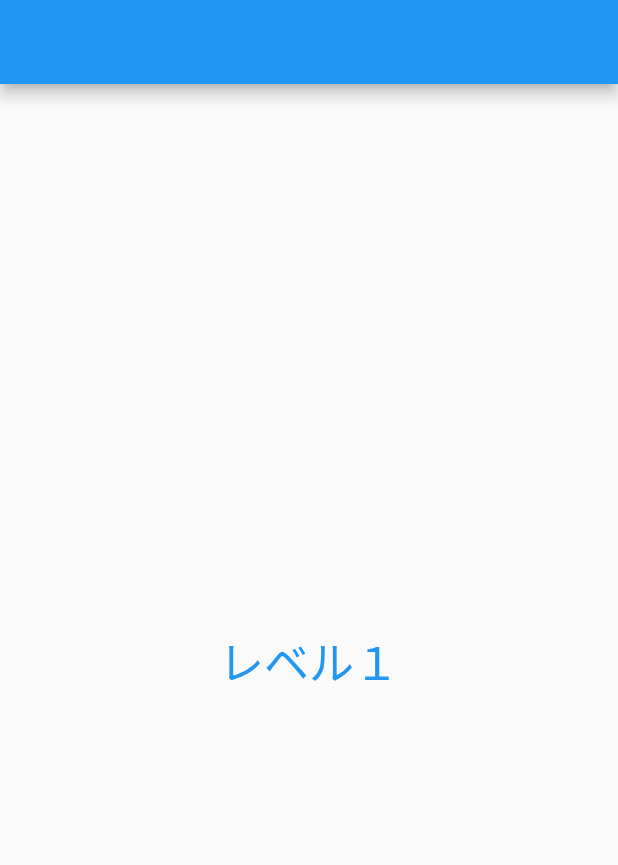
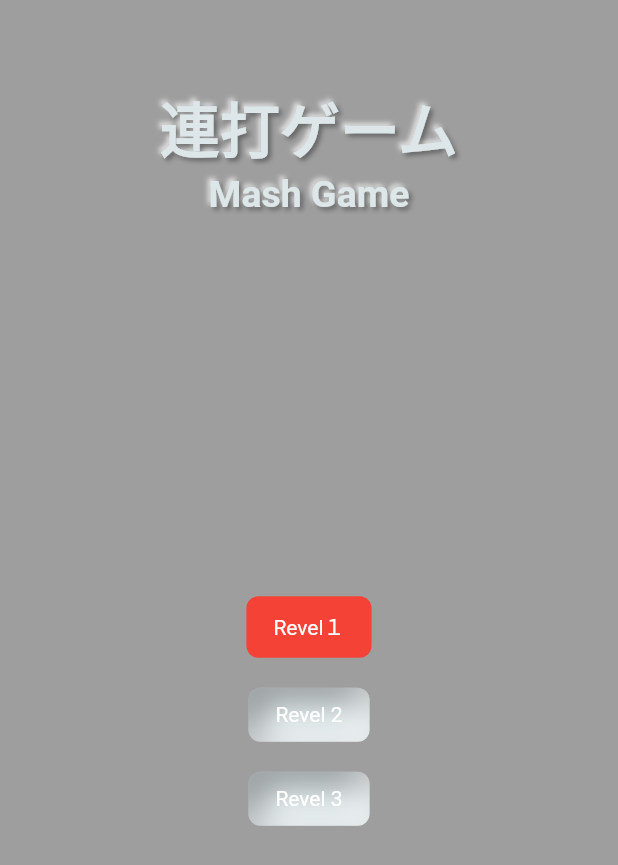
Before and after one commit to iseruuuuu/tap_game_app, a Flutter app: the screen it shows after launch, on a phone screen of 412 x 824 dp. Shown: the top 865 px of the screen. Run offline on Flutter 3.47's test engine with Material 2 defaults, Android fonts, the phone set to English and light mode, and no system bars; drawn by our look-alikes of flutter_neumorphic; our stand-ins replace get.

Commit message:
add: タイトル画面のUIを作成

```diff
--- a/lib/screen/home/home_screen.dart
+++ b/lib/screen/home/home_screen.dart
@@ -1,6 +1,7 @@
 import 'package:flutter/material.dart';
 import 'package:get/get.dart';
 import 'package:tap_game_app/screen/home/home_screen_controller.dart';
+import 'package:flutter_neumorphic/flutter_neumorphic.dart';
 
 class HomeScreen extends StatelessWidget {
   const HomeScreen({Key? key}) : super(key: key);
@@ -9,21 +10,70 @@ class HomeScreen extends StatelessWidget {
   Widget build(BuildContext context) {
     final controller = Get.put(HomeScreenController());
     return Scaffold(
-      appBar: AppBar(),
+      backgroundColor: Colors.grey,
+      appBar: AppBar(
+        backgroundColor: Colors.grey,
+        elevation: 0,
+      ),
       body: Center(
         child: Column(
-          mainAxisAlignment: MainAxisAlignment.spaceEvenly,
           children: [
-            TextButton(
-              onPressed: controller.onTapGameStart,
+            NeumorphicText(
+              '連打ゲーム',
+              textStyle: NeumorphicTextStyle(
+                fontSize: 40,
+                fontWeight: FontWeight.bold,
+              ),
+            ),
+            NeumorphicText(
+              'Mash Game',
+              textStyle: NeumorphicTextStyle(
+                fontSize: 25,
+                fontWeight: FontWeight.bold,
+              ),
+            ),
+            const Spacer(),
+            NeumorphicButton(
+              style: const NeumorphicStyle(
+                depth: 0,
+                color: Colors.red,
+              ),
+              onPressed: () {},
               child: const Text(
-                'レベル１',
+                'Revel１',
                 style: TextStyle(
-                  color: Colors.blue,
-                  fontSize: 30,
+                  color: Colors.white,
                 ),
               ),
             ),
+            const SizedBox(height: 20),
+            NeumorphicButton(
+              style: const NeumorphicStyle(
+                depth: -20,
+              ),
+              onPressed: () {},
+              child: const Text(
+                'Revel 2',
+                style: TextStyle(
+                  color: Colors.white,
+                ),
+              ),
+            ),
+            const SizedBox(height: 20),
+            NeumorphicButton(
+              style: const NeumorphicStyle(
+                depth: -20,
+              ),
+              onPressed: () {},
+              child: const Text(
+                'Revel 3',
+                style: TextStyle(
+                  color: Colors.white,
+                ),
+              ),
+            ),
+            const SizedBox(height: 20),
+            const Spacer(),
           ],
         ),
       ),
```
